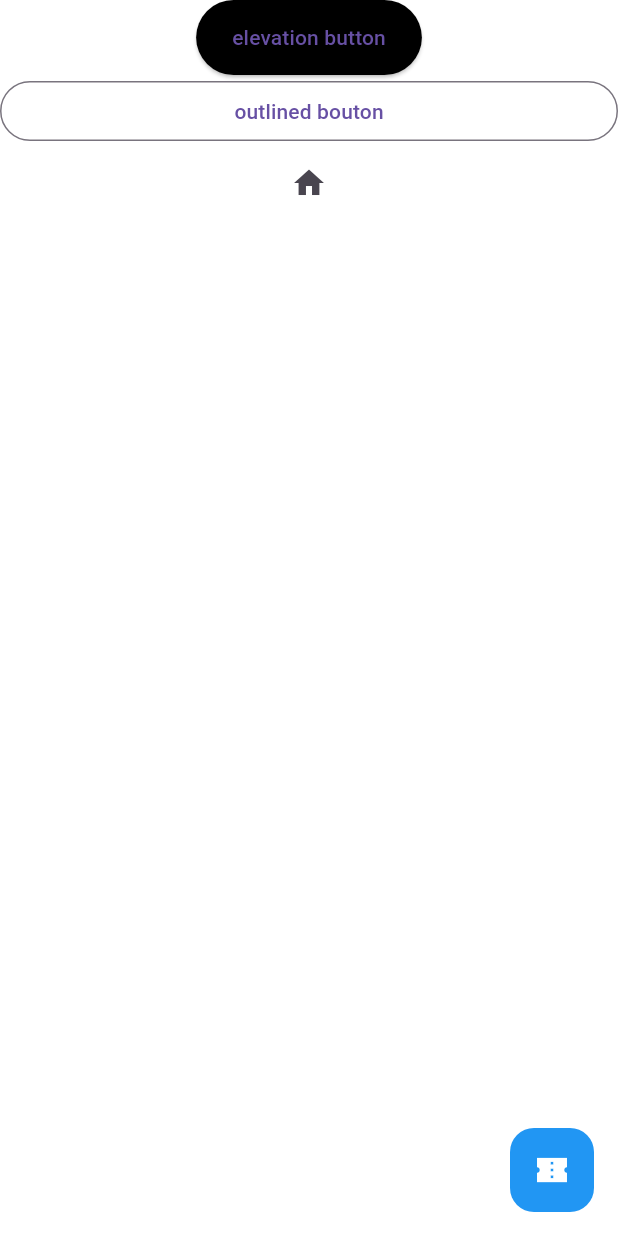
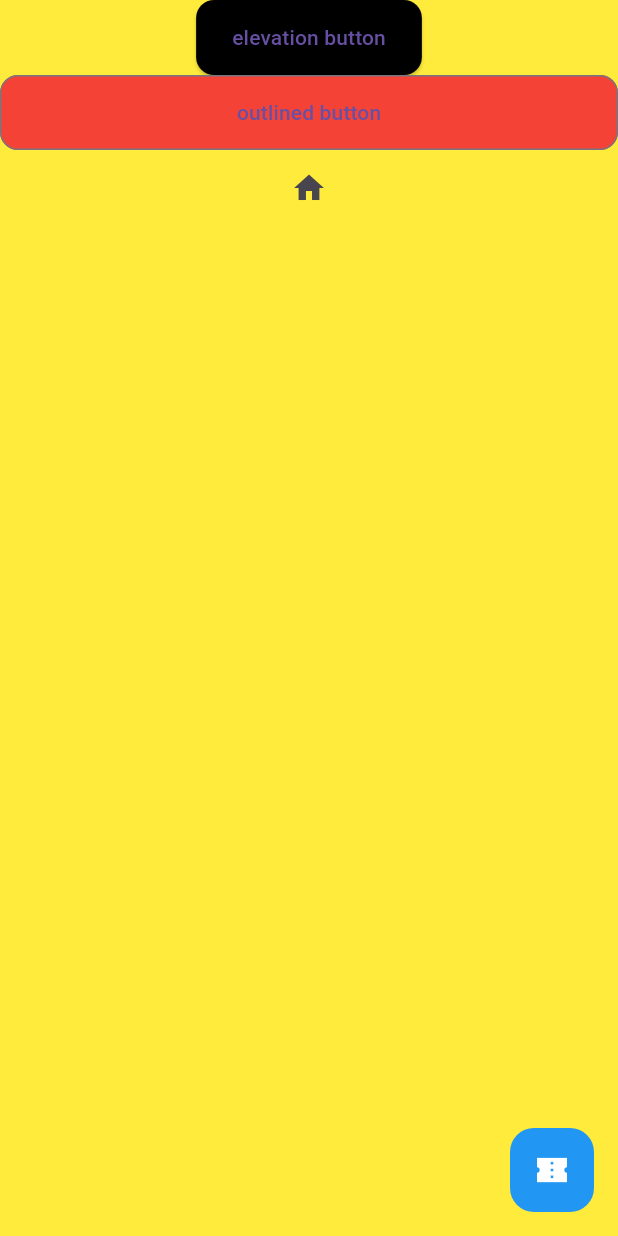
Before and after one commit to LINDEX171/aplli01, a Flutter app: the screen it shows after launch, after a tap on the "home" icon, on a phone screen of 412 x 824 dp. Run offline on Flutter 3.47's test engine with Material 3 defaults, Android fonts, the phone set to English and light mode, and no system bars.

Commit message:
color change when we click a button

```diff
--- a/lib/main.dart
+++ b/lib/main.dart
@@ -27,10 +27,11 @@ class HomePage extends StatefulWidget {
 }
 
 class _HomePageState extends State<HomePage> {
+ Color bg  = Colors.white;
   @override
   Widget build(BuildContext context) {
     return Scaffold(
-      backgroundColor: Colors.white,
+      backgroundColor: bg,
      floatingActionButton: FloatingActionButton(onPressed: () {
 
      },child: Icon(Icons.confirmation_num_sharp),elevation: 0,backgroundColor: Colors.blue,foregroundColor: Colors.white,),
@@ -38,17 +39,25 @@ class _HomePageState extends State<HomePage> {
         Center(
           child: ElevatedButton(
 
-            style: ElevatedButton.styleFrom( backgroundColor: Colors.black,minimumSize: Size(50, 50)),
+            style: ElevatedButton.styleFrom( backgroundColor: Colors.black,minimumSize: Size(50, 50),shape: RoundedRectangleBorder(borderRadius: BorderRadius.circular(12))),
               onPressed: () {
-
+             setState(() {
+               bg= Colors.black;
+             });
           }, child: Text("elevation button"),),
         ),
         OutlinedButton(
+          style: OutlinedButton.styleFrom( backgroundColor: Colors.red,minimumSize: Size(50, 50),shape: RoundedRectangleBorder(borderRadius: BorderRadius.circular(12))),
             onPressed: () {
-
-        }, child: Text("outlined bouton"),),
-        IconButton(onPressed: () {
-
+           setState(() {
+               bg= Colors.red;
+             });
+        }, child: Text("outlined button"),),
+        IconButton(
+            style: OutlinedButton.styleFrom( backgroundColor: Colors.yellow,minimumSize: Size(50, 50),shape: RoundedRectangleBorder(borderRadius: BorderRadius.circular(12))),onPressed: () {
+          setState(() {
+            bg= Colors.yellow;
+          });
         }, icon: Icon(Icons.home))
       ],
       ),
```
